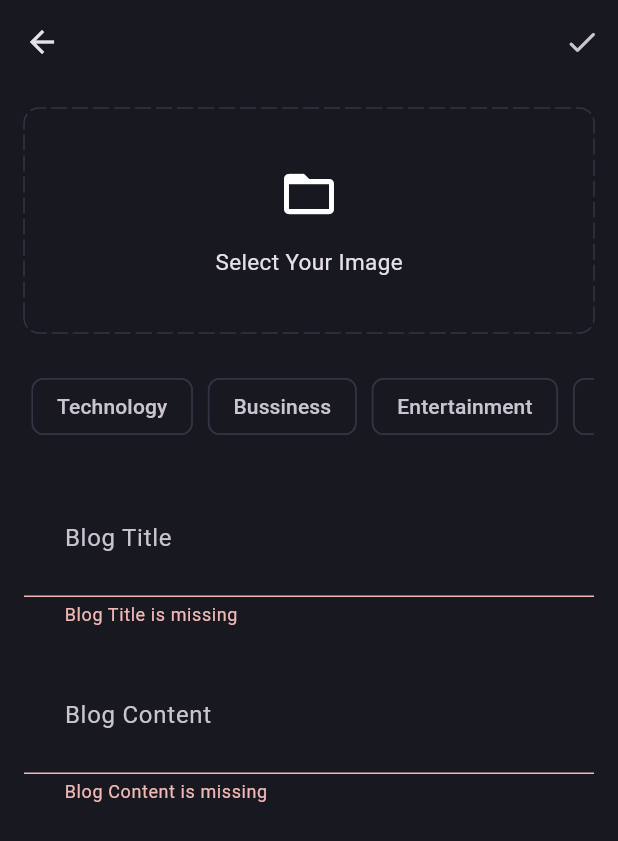
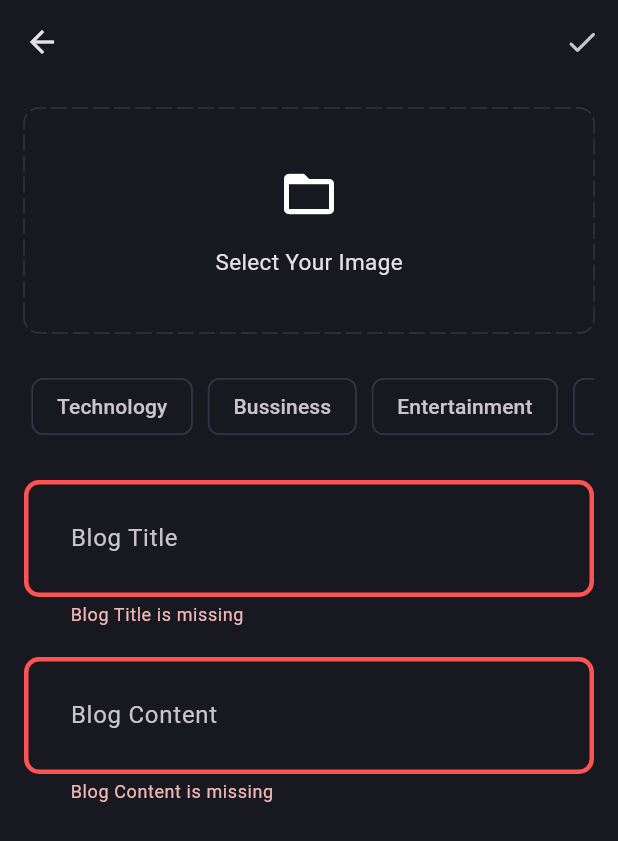
Before and after one commit to muthugokulx/blog_app, a Flutter app: the AddNewBlogPage screen opened directly, after a tap on the "done" icon, on a phone screen of 412 x 824 dp. Shown: the top 841 px of the screen. Run offline on Flutter 3.47's test engine with Material 3 defaults, Android fonts, the phone set to English and light mode, and no system bars; drawn by our look-alikes of dotted_border; our stand-ins replace flutter_bloc, fpdart, get_it, image_picker, supabase_flutter; accounts and stored records are empty.

Commit message:
worked on submit blog

```diff
--- a/lib/core/theme/app_theme.dart
+++ b/lib/core/theme/app_theme.dart
@@ -15,7 +15,9 @@ class AppTheme {
     inputDecorationTheme: InputDecorationTheme(
       contentPadding: const EdgeInsets.all(27),
       enabledBorder: _border(),
+      border: _border(),
       focusedBorder: _border(AppPallete.gradient2),
+      errorBorder: _border(AppPallete.errorColor),
     ),
     appBarTheme: const AppBarTheme(backgroundColor: AppPallete.backgroundColor),
   );
--- a/lib/features/blog/data/models/blog_model.dart
+++ b/lib/features/blog/data/models/blog_model.dart
@@ -9,6 +9,7 @@ class BlogModel extends Blog {
     required super.imageUrl,
     required super.topics,
     required super.updatedAt,
+    super.posterName,
   });
 
   Map<String, dynamic> toJson() {
@@ -44,6 +45,7 @@ class BlogModel extends Blog {
     String? imageUrl,
     List<String>? topics,
     DateTime? updatedAt,
+    String? posterName,
   }) {
     return BlogModel(
       id: id ?? this.id,
@@ -53,6 +55,7 @@ class BlogModel extends Blog {
       imageUrl: imageUrl ?? this.imageUrl,
       topics: topics ?? this.topics,
       updatedAt: updatedAt ?? this.updatedAt,
+      posterName: posterName ?? this.posterName,
     );
   }
 }
--- a/lib/features/blog/domain/entities/blog.dart
+++ b/lib/features/blog/domain/entities/blog.dart
@@ -6,6 +6,7 @@ class Blog {
   final String imageUrl;
   final List<String> topics;
   final DateTime updatedAt;
+  final String? posterName;
 
   Blog({
     required this.id,
@@ -15,5 +16,6 @@ class Blog {
     required this.imageUrl,
     required this.topics,
     required this.updatedAt,
+    this.posterName,
   });
 }
--- a/lib/features/blog/presentation/pages/add_new_blog_page.dart
+++ b/lib/features/blog/presentation/pages/add_new_blog_page.dart
@@ -1,9 +1,16 @@
+import 'package:blog_app/core/common/Cubits/app_user/app_user_cubit.dart';
+import 'package:blog_app/core/common/widgets/loader.dart';
 import 'package:blog_app/core/theme/app_pallete.dart';
 import 'package:blog_app/core/utils/pick_image.dart';
+import 'package:blog_app/core/utils/show_snackbar.dart';
+import 'package:blog_app/features/blog/presentation/bloc/blog_bloc.dart';
+import 'package:blog_app/features/blog/presentation/pages/blog_page.dart';
 import 'package:blog_app/features/blog/presentation/widgets/blog_editor.dart';
 import 'package:dotted_border/dotted_border.dart';
 import 'package:flutter/material.dart';
 import 'dart:io';
+
+import 'package:flutter_bloc/flutter_bloc.dart';
 
 class AddNewBlogPage extends StatefulWidget {
   static route() =>
@@ -30,6 +37,24 @@ class _AddNewBlogPageState extends State<AddNewBlogPage> {
     }
   }
 
+  void uploadBlog() {
+    if (formkey.currentState!.validate() &&
+        selectedTopics.isNotEmpty &&
+        image != null) {
+      final posterId =
+          (context.read<AppUserCubit>() as AppUserLoggedIn).user.id;
+      context.read<BlogBloc>().add(
+        BlogUpload(
+          content: contentController.text.trim(),
+          posterId: posterId,
+          image: image!,
+          title: titleController.text.trim(),
+          topics: selectedTopics,
+        ),
+      );
+    }
+  }
+
   @override
   void dispose() {
     super.dispose();
@@ -42,18 +67,26 @@ class _AddNewBlogPageState extends State<AddNewBlogPage> {
     return Scaffold(
       appBar: AppBar(
         actions: [
-          IconButton(
-            onPressed: () {
-              if (formkey.currentState!.validate() &&
-                  selectedTopics.isNotEmpty &&
-                  image != null) {}
-              ;
-            },
-            icon: Icon(Icons.done_rounded),
-          ),
+          IconButton(onPressed: uploadBlog, icon: Icon(Icons.done_rounded)),
         ],
       ),
-      body: SingleChildScrollView(
+      body: BlocConsumer<BlogBloc, BlogState>(
+        listener: (context, state) {
+          if (state is BlogFailure) {
+            showSnackbar(context, state.error);
+          } else if (state is BlogSuccess) {
+            Navigator.pushAndRemoveUntil(
+              context,
+              BlogPage.route(),
+              (route) => false,
+            );
+          }
+        },
+        builder: (context, state) {
+          if (state is BlogLoading) {
+            return const Loader();
+          }
+          return SingleChildScrollView(
             child: Padding(
               padding: const EdgeInsets.all(16),
               child: Form(
@@ -86,7 +119,8 @@ class _AddNewBlogPageState extends State<AddNewBlogPage> {
                                     height: 150,
                                     width: double.infinity,
                                     child: const Column(
-                                  mainAxisAlignment: MainAxisAlignment.center,
+                                      mainAxisAlignment:
+                                          MainAxisAlignment.center,
                                       children: [
                                         Icon(Icons.folder_open, size: 40),
                                         SizedBox(height: 15),
@@ -145,7 +179,10 @@ class _AddNewBlogPageState extends State<AddNewBlogPage> {
                       ),
                     ),
                     const SizedBox(height: 20),
-                BlogEditor(controller: titleController, hintText: "Blog Title"),
+                    BlogEditor(
+                      controller: titleController,
+                      hintText: "Blog Title",
+                    ),
 
                     const SizedBox(height: 20),
                     BlogEditor(
@@ -156,6 +193,8 @@ class _AddNewBlogPageState extends State<AddNewBlogPage> {
                 ),
               ),
             ),
+          );
+        },
       ),
     );
   }
--- a/lib/features/blog/presentation/pages/blog_page.dart
+++ b/lib/features/blog/presentation/pages/blog_page.dart
@@ -5,6 +5,7 @@ import 'package:flutter/material.dart';
 import 'package:flutter/widgets.dart';
 
 class BlogPage extends StatelessWidget {
+  static route() => MaterialPageRoute(builder: (context) => const BlogPage());
   const BlogPage({super.key});
 
   @override
```
Also changed, not shown: lib/features/blog/data/datasources/blog_remote_data_source.dart (+20 -0 lines). Lines whose indentation alone changed are shown as unchanged.
